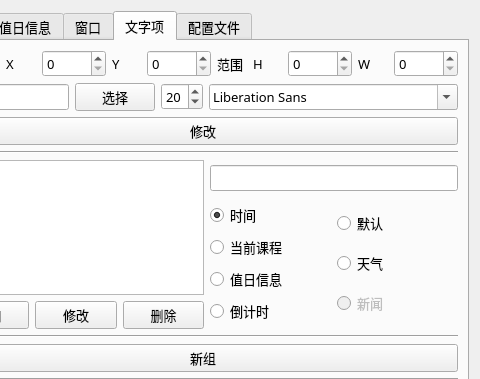
Old version of the form TimeTable-Qt/settings.ui in the repository SHM-white/TimeTable-Qt; both pictures show x 332 to 812 and y 0 to 379 of the 812 by 471 pixel window.
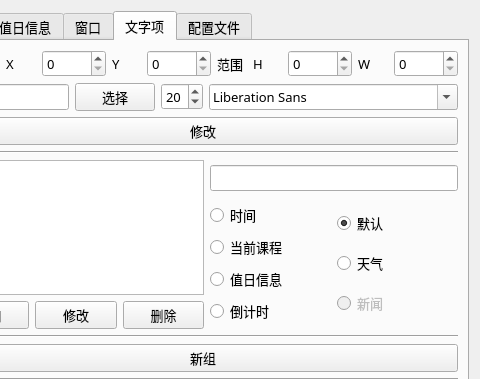
New version of the form. The open tabs and pages were chosen to show the change. Icons and pictures are not drawn.

Patch:
```diff
--- a/TimeTable-Qt/settings.ui
+++ b/TimeTable-Qt/settings.ui
@@ -781,7 +781,7 @@
                         <string>时间</string>
                        </property>
                        <property name="checked">
-                        <bool>true</bool>
+                        <bool>false</bool>
                        </property>
                        <attribute name="buttonGroup">
                         <string notr="true">buttonGroup</string>
@@ -827,6 +827,9 @@
                        <property name="text">
                         <string>默认</string>
                        </property>
+                       <property name="checked">
+                        <bool>true</bool>
+                       </property>
                        <attribute name="buttonGroup">
                         <string notr="true">buttonGroup</string>
                        </attribute>
```
Left out of the diff: 2 changed lines with no effect on the pictures.
